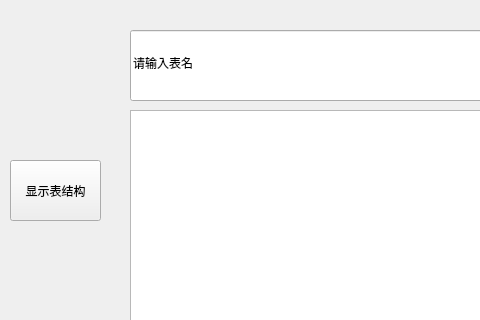
The window that fieldmanager.ui (jy-080610/DBMS) describes before a commit, drawn with Qt 5; both pictures show x 0 to 480 and y 0 to 320 of the 763 by 536 pixel window.
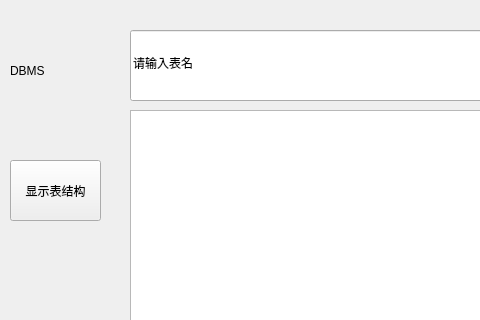
The same window after the commit.

Patch:
```diff
--- a/fieldmanager.ui
+++ b/fieldmanager.ui
@@ -210,6 +210,22 @@
     </property>
    </item>
   </widget>
+  <widget class="QLabel" name="label">
+   <property name="geometry">
+    <rect>
+     <x>10</x>
+     <y>10</y>
+     <width>111</width>
+     <height>121</height>
+    </rect>
+   </property>
+   <property name="styleSheet">
+    <string notr="true">font: 24pt &quot;华文隶书&quot;;</string>
+   </property>
+   <property name="text">
+    <string>DBMS</string>
+   </property>
+  </widget>
  </widget>
  <resources/>
  <connections/>
```
Left out of the diff: 4 changed lines with no effect on the pictures.
